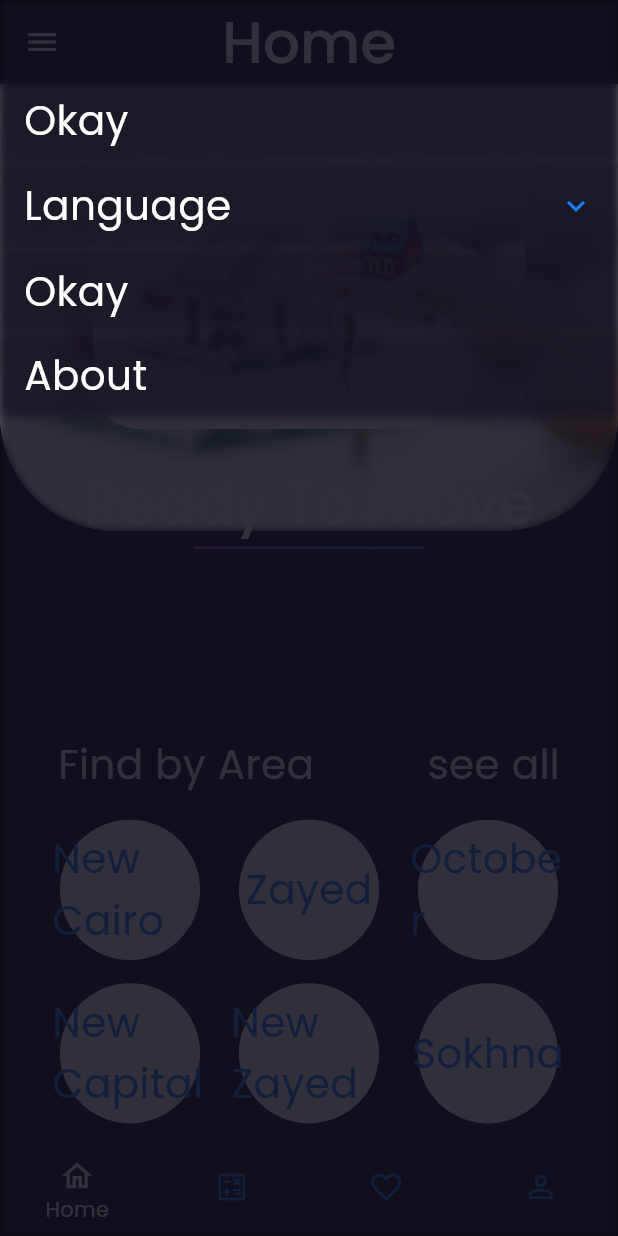
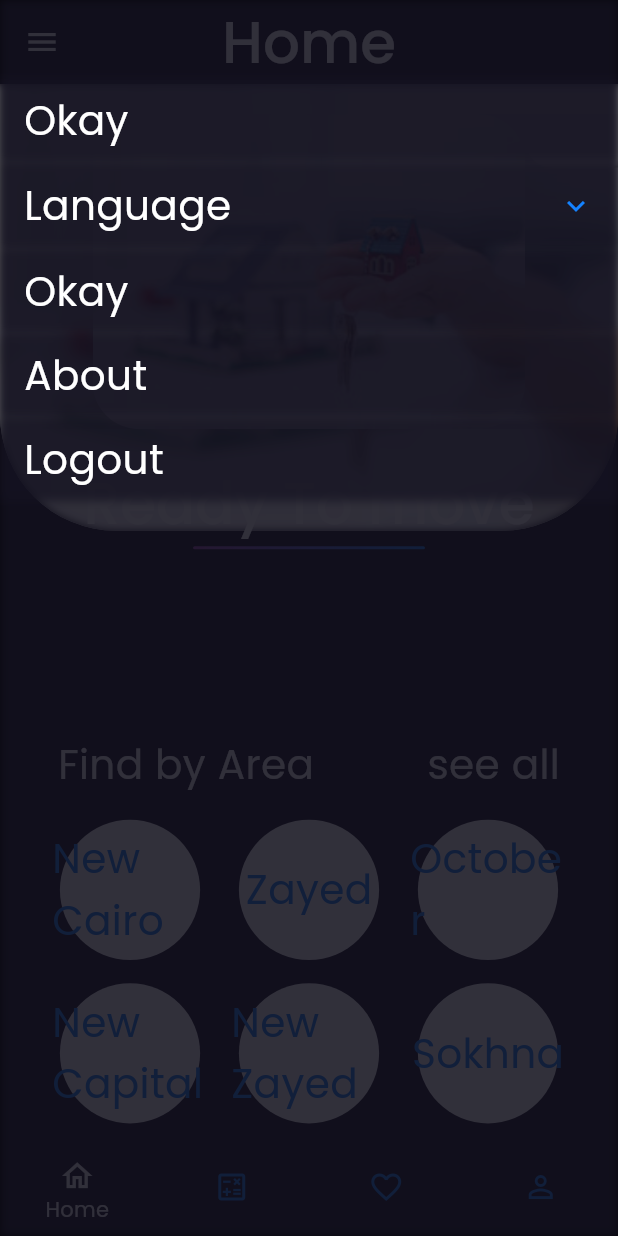
Before and after one commit to AhmedAbdEllatiif/remax_mapstate, a Flutter app: the MainScreen screen opened by its route, with the side drawer open, on a phone screen of 412 x 824 dp. Run offline on Flutter 3.47's test engine with Material 2 defaults, Android fonts, the light colour scheme and no system bars; our stand-ins replace bloc, cached_network_image, dartz, dots_indicator, equatable, flutter_bloc and 7 more; accounts and stored records are empty; network calls fail.

Commit message:
Logout added to drawer listItem

```diff
--- a/assets/languages/ar.json
+++ b/assets/languages/ar.json
@@ -29,6 +29,7 @@
   "findByArea": "المنطقة",
   "residential": "سكنى",
   "commercial": "تجارى",
+  "logout": "تسجيل خروج",
 
 
   "arabic": "العربية",
--- a/assets/languages/en.json
+++ b/assets/languages/en.json
@@ -32,6 +32,7 @@
   "findByArea": "Find by Area",
   "residential": "Residential",
   "commercial": "Commercial",
+  "logout": "Logout",
 
 
   "arabic": "العربية",
--- a/lib/presentation/journeys/drawer/navigation_drawer.dart
+++ b/lib/presentation/journeys/drawer/navigation_drawer.dart
@@ -9,6 +9,7 @@ import 'package:remax_mapstate/presentation/cubit/language/language_cubit.dart';
 import 'package:remax_mapstate/presentation/journeys/drawer/navgation_expanded_list_tile.dart';
 import 'package:remax_mapstate/presentation/journeys/drawer/navigation_list_item.dart';
 import 'package:remax_mapstate/presentation/widgets/logo.dart';
+import 'package:remax_mapstate/router/app_router.dart';
 
 class NavigationDrawer extends StatelessWidget {
   const NavigationDrawer({Key? key}) : super(key: key);
@@ -67,6 +68,14 @@ class NavigationDrawer extends StatelessWidget {
                 _showDialog(context);
               },
             ),
+
+            NavigationListItem(
+              title: TranslateConstants.logout.t(context),
+              onPressed: () {
+                /// navigate to choose userScreen
+                Navigator.pushNamedAndRemoveUntil(context, AppRouter.chooseUserScreen, (routePredicate) => false);
+              },
+            ),
           ],
         ),
       ),
```
